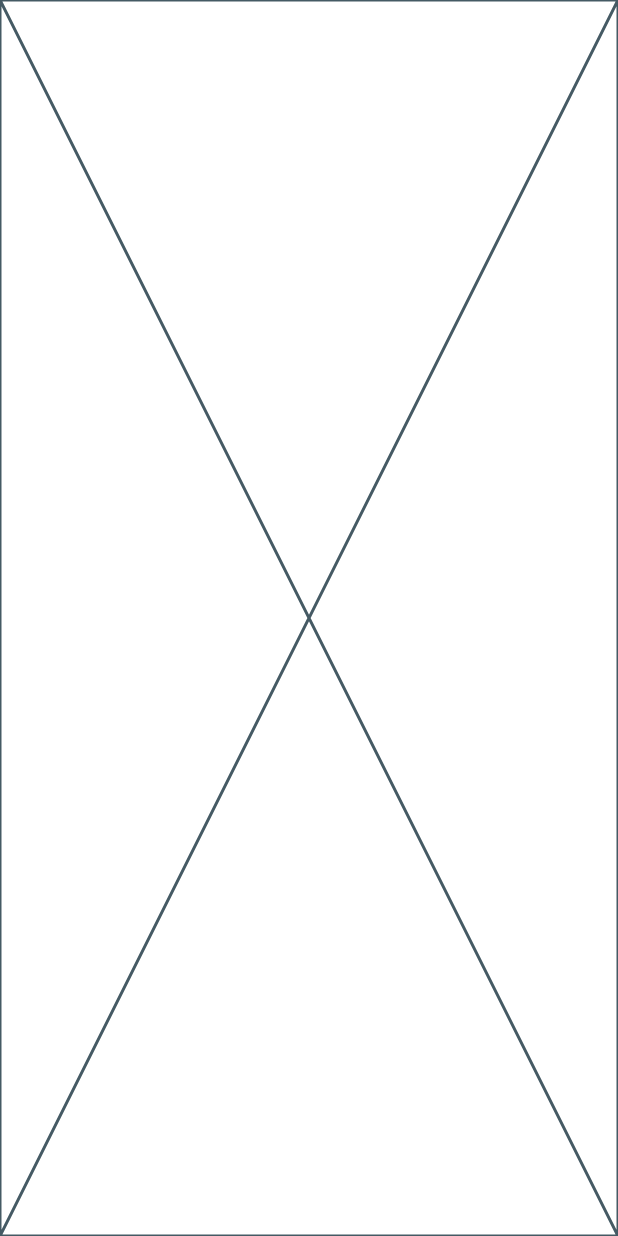
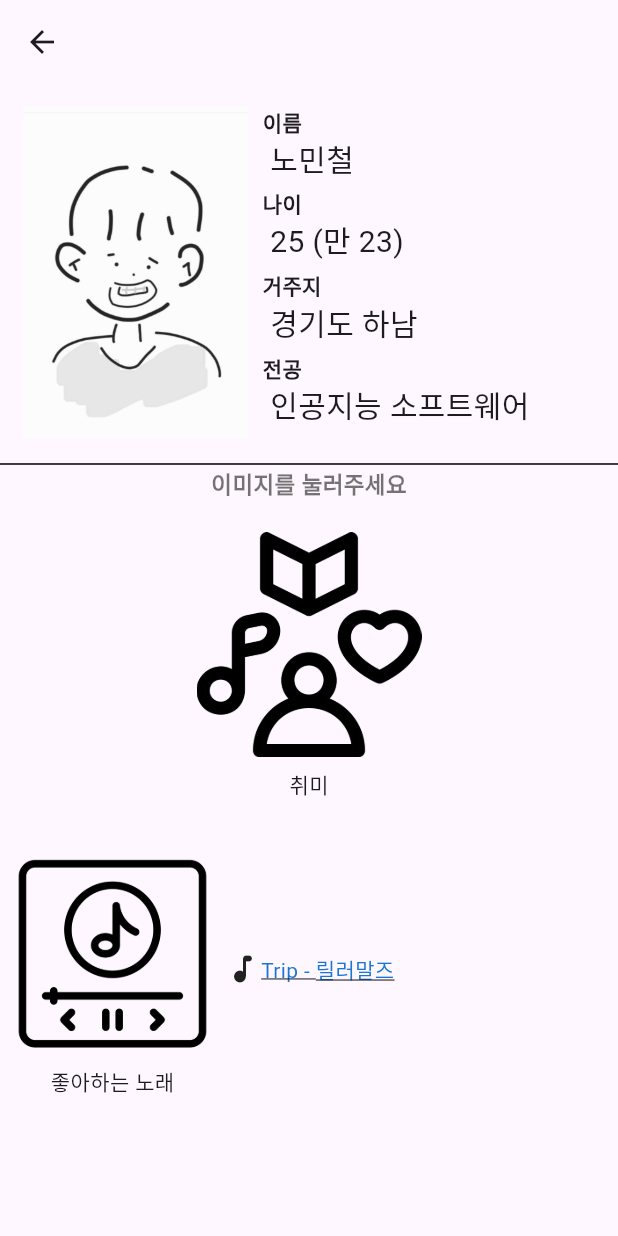
Before and after one commit to nnmmnn15/1Team_Intro, a Flutter app: the screen it shows after launch, after a tap on "노민철", on a phone screen of 412 x 824 dp. Run offline on Flutter 3.47's test engine with Material 3 defaults, Android fonts, the phone set to English and light mode, and no system bars.

Commit message:
mincheol_intro

```diff
--- a/intro_1team_app/lib/view/min.dart
+++ b/intro_1team_app/lib/view/min.dart
@@ -1,10 +1,200 @@
 import 'package:flutter/material.dart';
 
-class Min extends StatelessWidget {
+class Min extends StatefulWidget {
   const Min({super.key});
 
   @override
+  State<Min> createState() => _MinState();
+}
+
+class _MinState extends State<Min> {
+
+  late List<String> hobbiesList;
+  late List<String> hobbiesImageList;
+  late List<String> favoriteSongList;
+  late int hobbyNum;
+  late int musicNum;
+
+  @override
+  void initState() {
+    super.initState();
+
+    hobbyNum = 0;
+    musicNum = 0;
+    hobbiesList = ['취미', '탁구', '볼링', '게임'];
+    hobbiesImageList = ['hobbies', 'pingpong', 'bowling', 'game'];
+    favoriteSongList = ['Trip - 릴러말즈', 'TOMBOY - 혁오', '좋은 밤 좋은 꿈 - 너드커넥션', 'Pretender - Official Hige Dandism'];
+  }
+
+  @override
   Widget build(BuildContext context) {
-    return const Placeholder();
+    return Scaffold(
+      appBar: AppBar(
+
+      ),
+      body: Column(
+        children: [
+          Padding(
+            padding: const EdgeInsets.all(15.0),
+            child: Row(
+              crossAxisAlignment: CrossAxisAlignment.start,
+              children: [
+                Image.asset(
+                  'images/min_profile.jpg',
+                  width: 150,
+                ),
+                const Padding(
+                  padding: EdgeInsets.fromLTRB(10, 0, 0, 0),
+                  child: Column(
+                    crossAxisAlignment: CrossAxisAlignment.start,
+                    children: [
+                      Text(
+                        '이름',
+                        style: TextStyle(
+                          fontWeight: FontWeight.bold
+                        ),
+                      ),
+                      Padding(
+                        padding: EdgeInsets.fromLTRB(5, 0, 0, 5),
+                        child: Text(
+                          '노민철',
+                          style: TextStyle(
+                            fontSize: 20,
+                          ),
+                        ),
+                      ),
+                      Text(
+                        '나이',
+                        style: TextStyle(
+                          fontWeight: FontWeight.bold
+                        ),
+                      ),
+                      Padding(
+                        padding: EdgeInsets.fromLTRB(5, 0, 0, 5),
+                        child: Text(
+                          '25 (만 23)',
+                          style: TextStyle(
+                            fontSize: 20,
+                          ),
+                        ),
+                      ),
+                      Text(
+                        '거주지',
+                        style: TextStyle(
+                          fontWeight: FontWeight.bold
+                        ),
+                      ),
+                      Padding(
+                        padding: EdgeInsets.fromLTRB(5, 0, 0, 5),
+                        child: Text(
+                          '경기도 하남',
+                          style: TextStyle(
+                            fontSize: 20,
+                          ),
+                        ),
+                      ),
+                      Text(
+                        '전공',
+                        style: TextStyle(
+                          fontWeight: FontWeight.bold
+                        ),
+                      ),
+                      Padding(
+                        padding: EdgeInsets.fromLTRB(5, 0, 0, 0),
+                        child: Text(
+                          '인공지능 소프트웨어',
+                          style: TextStyle(
+                            fontSize: 20,
+                          ),
+                        ),
+                      ),
+                    ],
+                  ),
+                ),
+                // CircleAvatar(
+                //   backgroundImage: AssetImage('images/min/min_jump.jpg'),
+                // ),
+              ],
+            ),
+          ),
+          const Divider(
+            color: Colors.black,
+            height: 5,
+          ),
+          const Text(
+            '이미지를 눌러주세요',
+            style: TextStyle(
+              fontWeight: FontWeight.bold,
+              fontSize: 15,
+              color: Colors.black54,
+            ),
+          ),
+
+          Padding(
+            padding: const EdgeInsets.all(20.0),
+            child: Column(
+              children: [
+                GestureDetector(
+                  onTap: () => changeHobby(),
+                  child: Image.asset(
+                    'images/min_${hobbiesImageList[hobbyNum]}.png',
+                    width: 150,
+                  ),
+                ),
+                Padding(
+                  padding: const EdgeInsets.all(8.0),
+                  child: Text(hobbiesList[hobbyNum]),
+                ),
+              ],
+            ),
+          ),
+
+          GestureDetector(
+            onTap: () => changeMusic(),
+            child: Row(
+              children: [
+                Column(
+                  children: [
+                    Image.asset(
+                      'images/min_musicplayer.png',
+                      width: 150,
+                    ),
+                    const Text('좋아하는 노래'),
+                  ],
+                ),
+                Row(
+                  children: [
+                    Icon(Icons.music_note_rounded),
+                    SizedBox(
+                      width: 200,
+                      child: Text(
+                        favoriteSongList[musicNum],
+                        style: TextStyle(
+                          decoration: TextDecoration.underline,
+                          color: Colors.blue[700],
+                        ),
+                      ),
+                    ),
+                  ],
+                ),
+              ],
+            ),
+          ),
+        ],
+      ),
+    );
+  }
+
+
+  changeHobby(){
+    hobbyNum++;
+    hobbyNum = hobbyNum == hobbiesList.length ?  0 : hobbyNum;
+    setState(() {});
+  }
+
+  changeMusic(){
+    musicNum++;
+    musicNum = musicNum == favoriteSongList.length ?  0 : musicNum;
+    setState(() {});
   }
 }
```
Also changed, not shown: intro_1team_app/images/min_bowling.png (added), intro_1team_app/images/min_game.png (added), intro_1team_app/images/min_hobbies.png (added), intro_1team_app/images/min_musicplayer.png (added), intro_1team_app/images/min_pingpong.png (added), intro_1team_app/images/min_profile.jpg (added).
